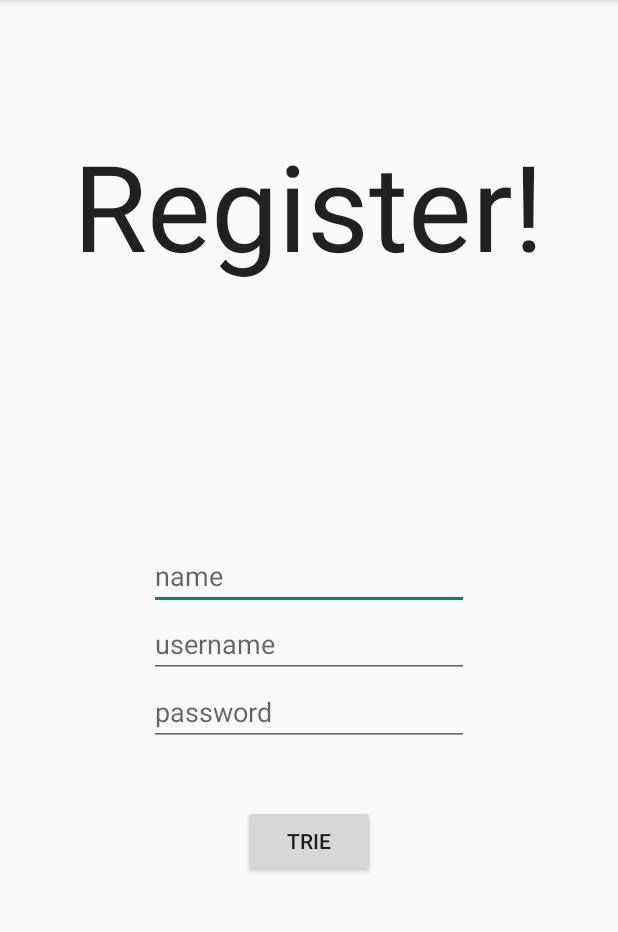
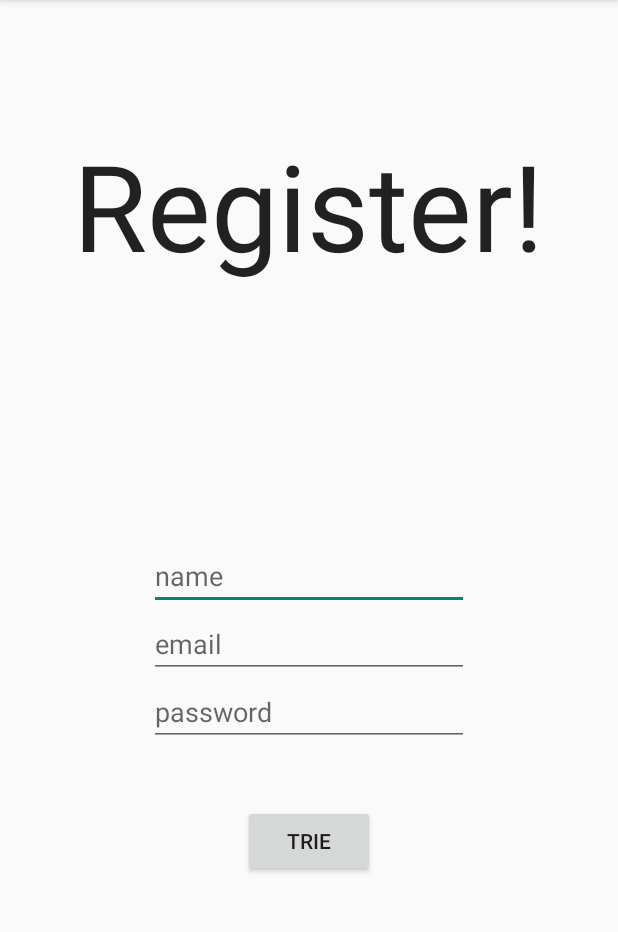
Before and after one commit to AlternativeHeroes/goonflix, an Android app: the RegistrationScreen screen opened directly, with no data from a screen before it, on a phone screen of 412 x 824 dp, the part 84-1016 px from its top. Run offline under Robolectric (Android 15) with nearby library versions, the phone set to English and light mode, and no system bars; libraries missing offline, so code that uses them is left out: com.firebase.client; 2 statements that could not run were skipped.

Commit message:
finish registration flow, enforce logged in/out state

```diff
--- a/app/build.gradle
+++ b/app/build.gradle
@@ -27,4 +27,5 @@ dependencies {
     compile fileTree(dir: 'libs', include: ['*.jar'])
     testCompile 'junit:junit:4.12'
     compile 'com.android.support:appcompat-v7:21.0.3'
+    compile 'com.firebase:firebase-client-android:2.5.0+'
 }
--- a/app/src/main/java/com/goonsquad/goonflix/RegistrationScreen.java
+++ b/app/src/main/java/com/goonsquad/goonflix/RegistrationScreen.java
@@ -19,6 +19,13 @@ public class RegistrationScreen extends ActionBarActivity {
     @Override
     protected void onCreate(Bundle savedInstanceState) {
         super.onCreate(savedInstanceState);
+
+        // TODO create "UnauthenticatedActivity" super class with this logic
+        if (UserInfo.isLoggedIn()) {
+            System.out.println("User is logged in. Cannot access this Activity");
+            throw new AssertionError("pepe ran out of jet fuel");
+        }
+
         setContentView(R.layout.activity_registration_screen);
 
         Firebase.setAndroidContext(this);
@@ -51,9 +58,7 @@ public class RegistrationScreen extends ActionBarActivity {
                                     System.out.println(firebaseError);
                                 } else {
                                     // if no error, remember login, jump to user homepage
-                                    UserInfo.login(uid);
-                                    Intent homepage_intent = new Intent(RegistrationScreen.this, UserHomepage.class);
-                                    startActivity(homepage_intent);
+                                    UserInfo.login(uid, RegistrationScreen.this);
                                 }
                             }
                         });
--- a/app/src/main/java/com/goonsquad/goonflix/UserHomepage.java
+++ b/app/src/main/java/com/goonsquad/goonflix/UserHomepage.java
@@ -16,7 +16,7 @@ public class UserHomepage extends ActionBarActivity {
         // TODO create "AuthenticatedActivity" super class with this logic
         if (!UserInfo.isLoggedIn()) {
             System.out.println("User not logged in. Cannot access this Activity");
-            finish();
+            throw new AssertionError("pepe inhaled too much jet fuel");
         }
 
         setContentView(R.layout.activity_user_homepage);
@@ -26,7 +26,7 @@ public class UserHomepage extends ActionBarActivity {
         logout_button.setOnClickListener(new View.OnClickListener() {
             @Override
             public void onClick(View v) {
-                UserHomepage.this.finish();
+                UserInfo.logout(UserHomepage.this);
             }
         });
     }
--- a/app/src/main/java/com/goonsquad/goonflix/WelcomeScreen.java
+++ b/app/src/main/java/com/goonsquad/goonflix/WelcomeScreen.java
@@ -6,11 +6,17 @@ import android.os.Bundle;
 import android.view.View;
 import android.widget.Button;
 
+import com.goonsquad.goonflix.user.UserInfo;
+
 public class WelcomeScreen extends ActionBarActivity {
 
     @Override
     protected void onCreate(Bundle savedInstanceState) {
         super.onCreate(savedInstanceState);
+
+        // load previous login if available (might go directly to user homepage)
+        UserInfo.init(this);
+
         setContentView(R.layout.activity_welcome_screen);
 
         Button login_button = (Button) this.findViewById(R.id.login_button);
--- a/app/src/main/res/layout/activity_registration_screen.xml
+++ b/app/src/main/res/layout/activity_registration_screen.xml
@@ -22,23 +22,12 @@
     <EditText
         android:layout_width="wrap_content"
         android:layout_height="wrap_content"
-        android:inputType="textPersonName"
-        android:ems="10"
-        android:id="@+id/reg_username"
-        android:layout_below="@+id/reg_name"
-        android:layout_centerHorizontal="true"
-        android:textAllCaps="true"
-        android:hint="username" />
-
-    <EditText
-        android:layout_width="wrap_content"
-        android:layout_height="wrap_content"
         android:inputType="textPassword"
         android:ems="10"
         android:id="@+id/reg_password"
-        android:layout_below="@+id/reg_username"
-        android:layout_centerHorizontal="true"
-        android:hint="password" />
+        android:hint="password"
+        android:layout_below="@+id/reg_email"
+        android:layout_alignStart="@+id/reg_email" />
 
     <TextView
         android:layout_width="wrap_content"
@@ -60,4 +49,14 @@
         android:layout_centerHorizontal="true"
         android:layout_marginTop="39dp" />
 
+    <EditText
+        android:layout_width="wrap_content"
+        android:layout_height="wrap_content"
+        android:inputType="textEmailAddress"
+        android:ems="10"
+        android:id="@+id/reg_email"
+        android:layout_below="@+id/reg_name"
+        android:layout_alignStart="@+id/reg_name"
+        android:hint="email" />
+
 </RelativeLayout>
```
Also changed, not shown: app/src/main/java/com/goonsquad/goonflix/user/AlreadyLoggedInException.java (added, +7 -0 lines), app/src/main/java/com/goonsquad/goonflix/user/UserInfo.java (+43 -3 lines).
